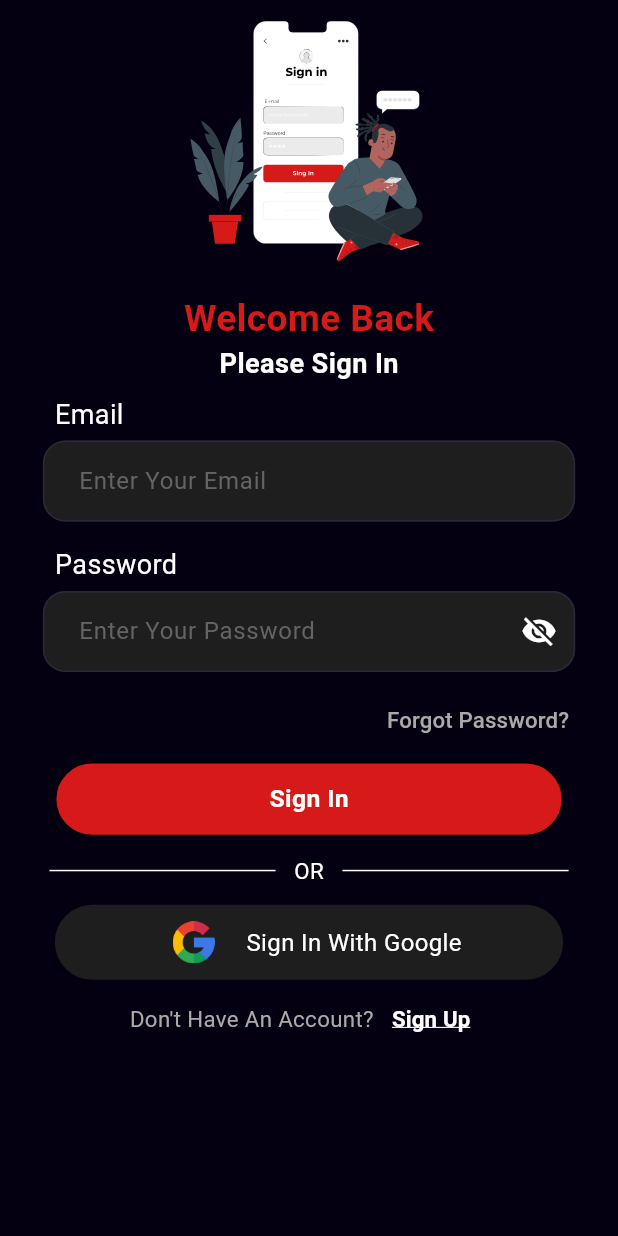
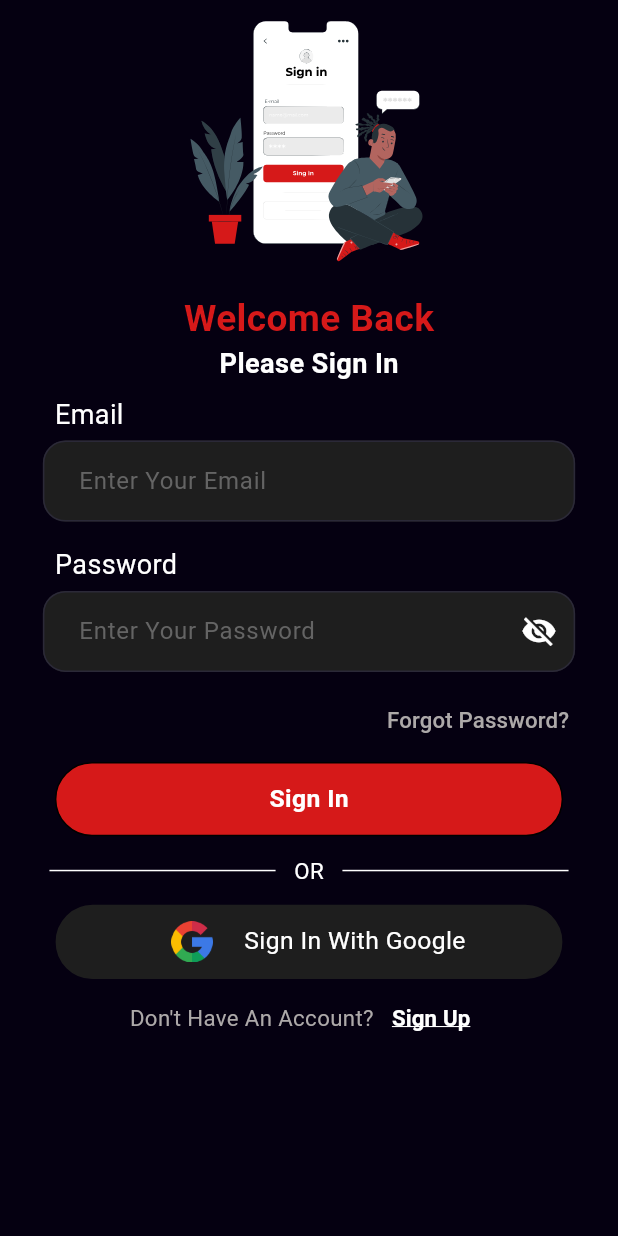
Before and after one commit to Absattar22/Flicko, a Flutter app: the SignUpView screen opened by its route, after a tap on "Sign Up", after a tap on "Sign In", on a phone screen of 412 x 824 dp. Run offline on Flutter 3.47's test engine with Material 3 defaults, Android fonts, the phone set to English and light mode, and no system bars; our stand-ins replace animated_bottom_navigation_bar, app_links, bloc, cached_network_image, carousel_slider, device_preview and 9 more; accounts and stored records are empty; Roboto replaces fonts that are missing (Emad, figtree).

Commit message:
Make the google sign in button responsive

```diff
--- a/lib/presentation/widgets/other_sign_in_options.dart
+++ b/lib/presentation/widgets/other_sign_in_options.dart
@@ -17,16 +17,20 @@ class OtherSignInOptions extends StatelessWidget {
   final Color txtColor;
   final Color borderColor;
   final String img;
-  final bool isGoogleLoading; // Loading state
+  final bool isGoogleLoading;
 
   @override
   Widget build(BuildContext context) {
+    final screenWidth = MediaQuery.of(context).size.width;
+    final screenHeight = MediaQuery.of(context).size.height;
     return GestureDetector(
       onTap: isGoogleLoading ? null : onTap,
       child: Container(
         width: double.infinity,
-        height: 50,
-        margin: const EdgeInsets.symmetric(horizontal: 16.0),
+        height: screenHeight * 0.06,
+        margin: EdgeInsets.symmetric(
+          horizontal: screenWidth * 0.04,
+        ),
         decoration: BoxDecoration(
           border: Border.all(color: borderColor),
           color: const Color.fromARGB(255, 30, 30, 30),
@@ -37,11 +41,10 @@ class OtherSignInOptions extends StatelessWidget {
           crossAxisAlignment: CrossAxisAlignment.center,
           children: [
             Padding(
-              padding: const EdgeInsets.all(10.0),
+              padding: const EdgeInsets.all(10),
               child: isGoogleLoading
                   ? SizedBox(
-                      height: 24.0,
-                      width: 24.0,
+                      height: screenHeight * 0.05,
                       child: CircularProgressIndicator(
                         valueColor:
                             AlwaysStoppedAnimation<Color>(kSecondaryColor),
@@ -50,26 +53,25 @@ class OtherSignInOptions extends StatelessWidget {
                     )
                   : Image.asset(
                       img,
-                      width: 30,
-                      height: 30,
+                      width: screenWidth * 0.08,
+                      height: screenHeight * 0.04,
                     ),
             ),
-            const SizedBox(width: 10),
+            SizedBox(width: screenWidth * 0.02),
             isGoogleLoading
-                ? const Text(
+                ? Text(
                     'Loading...',
                     style: TextStyle(
                       color: Colors.white,
-                      fontSize: 20,
+                      fontSize: screenWidth * 0.04,
                     ),
                   )
                 : Text(
                     text,
-                    style: const TextStyle(
+                    style: TextStyle(
                       color: Colors.white,
-                      fontSize: 16,
+                      fontSize: screenWidth * 0.04,
                       fontFamily: 'Emad',
-
                     ),
                   ),
           ],
```
Also changed, not shown: lib/main.dart (+5 -22 lines).
